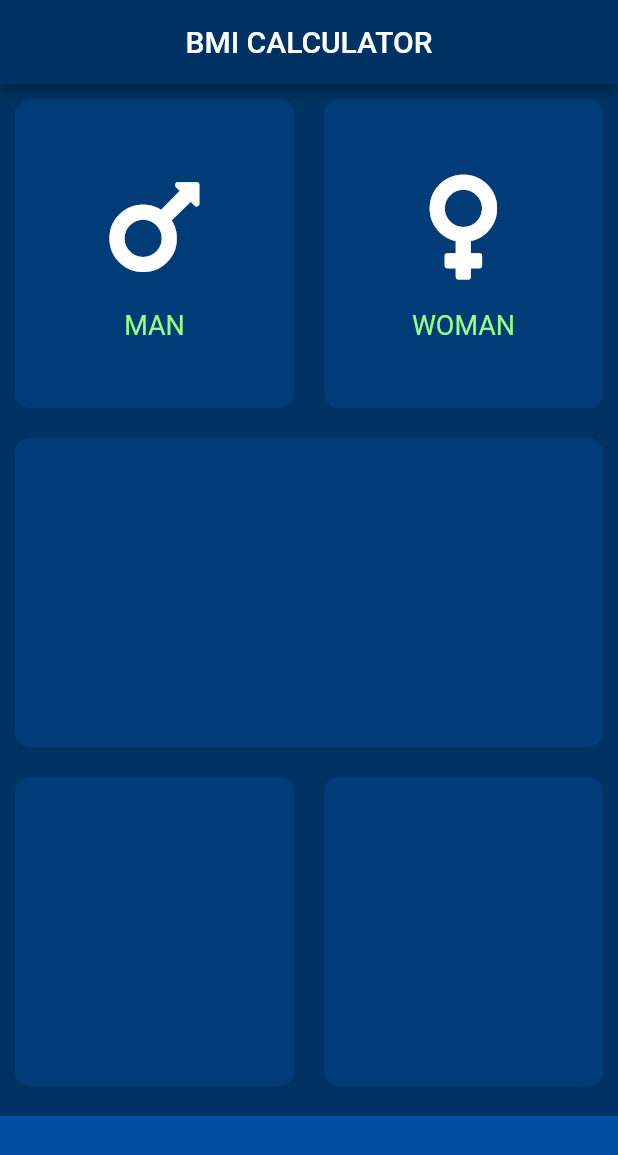
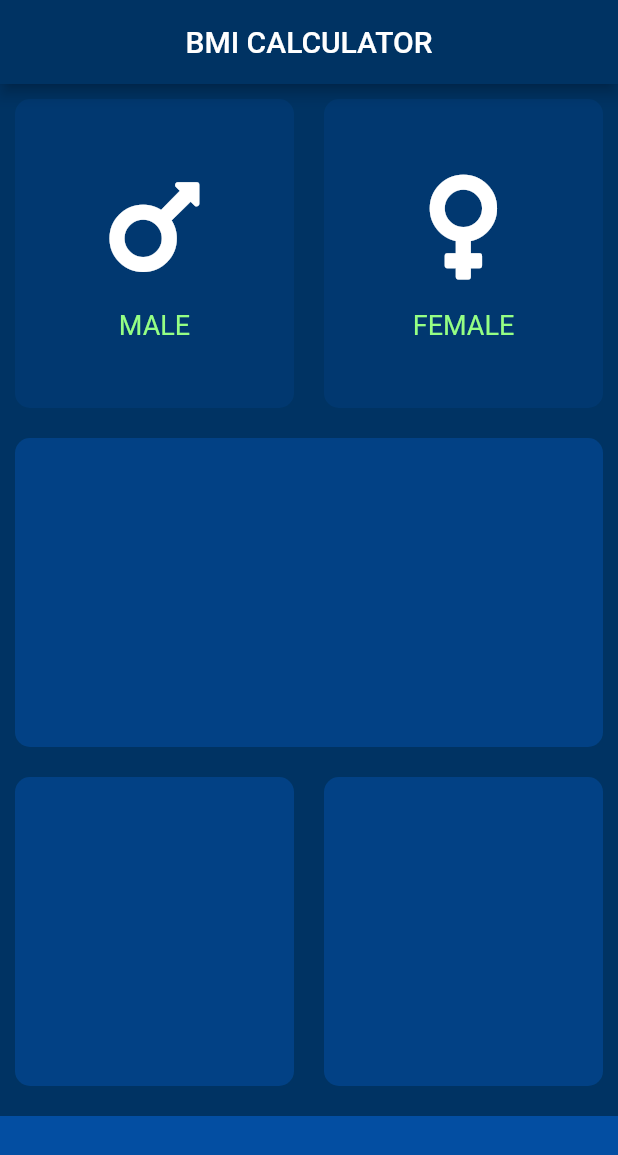
Before and after one commit to kahliliman/bmi-calculator, a Flutter app: the screen it shows after launch, on a phone screen of 412 x 824 dp. Shown: the top 1155 px of the screen. Run offline on Flutter 3.47's test engine with Material 2 defaults, Android fonts, the phone set to English and light mode, and no system bars; our stand-ins replace font_awesome_flutter.

Commit message:
ternary and enums

```diff
--- a/lib/input_page.dart
+++ b/lib/input_page.dart
@@ -3,10 +3,12 @@ import 'package:font_awesome_flutter/font_awesome_flutter.dart';
 import 'reusable_card.dart';
 import 'icon_content.dart';
 
-
-const activeCardColour = Color(0x55034ea2);
+const activeCardColour = Color(0x88034ea2);
+const inactiveCardColour = Color(0x33034ea2);
 const bottomContainerColour = Color(0xff034ea2);
 const bottomContainerHeight = 80.0;
+
+enum Gender {male, female}
 
 class InputPage extends StatefulWidget {
   @override
@@ -14,6 +16,9 @@ class InputPage extends StatefulWidget {
 }
 
 class _InputPageState extends State<InputPage> {
+
+  Gender selectedGender;
+
   @override
   Widget build(BuildContext context) {
     return Scaffold(
@@ -27,16 +32,36 @@ class _InputPageState extends State<InputPage> {
             child: Row(
               children: <Widget>[
                 Expanded(
+                  child: GestureDetector(
+                    onTap: () {
+                      setState(() {
+                        selectedGender = Gender.male;
+                      });
+                    },
                     child: ReusableCard(
-                      colour: activeCardColour,
-                      cardChild: IconContent(icon: FontAwesomeIcons.mars, label: 'MAN',),
+                      colour: selectedGender == Gender.male ? activeCardColour : inactiveCardColour,
+                      cardChild: IconContent(
+                        icon: FontAwesomeIcons.mars,
+                        label: 'MALE',
+                      ),
                     ),
+                  ),
                 ),
                 Expanded(
+                  child: GestureDetector(
+                    onTap: () {
+                      setState(() {
+                        selectedGender = Gender.female;
+                      });
+                    },
                     child: ReusableCard(
-                        colour: activeCardColour,
-                    cardChild: IconContent(icon: FontAwesomeIcons.venus, label: 'WOMAN',),
+                      colour: selectedGender == Gender.female ? activeCardColour : inactiveCardColour,
+                      cardChild: IconContent(
+                        icon: FontAwesomeIcons.venus,
+                        label: 'FEMALE',
+                      ),
                     ),
+                  ),
                 ),
               ],
             ),
@@ -47,25 +72,23 @@ class _InputPageState extends State<InputPage> {
               children: <Widget>[
                 Expanded(child: ReusableCard(colour: activeCardColour)),
                 Expanded(
-                    child: ReusableCard(colour: activeCardColour,)
-                ),
+                    child: ReusableCard(
+                  colour: activeCardColour,
+                )),
               ],
             ),
           ),
           Container(
-          width: double.infinity,
-          margin: EdgeInsets.only(top: 10.0),
-          height: bottomContainerHeight,
-          color: bottomContainerColour,)
+            width: double.infinity,
+            margin: EdgeInsets.only(top: 10.0),
+            height: bottomContainerHeight,
+            color: bottomContainerColour,
+          )
         ],
       ),
     );
   }
 }
-
-
-
-
 
 //Color(0x55034ea2)
 //Color(0xff034ea2)
```
